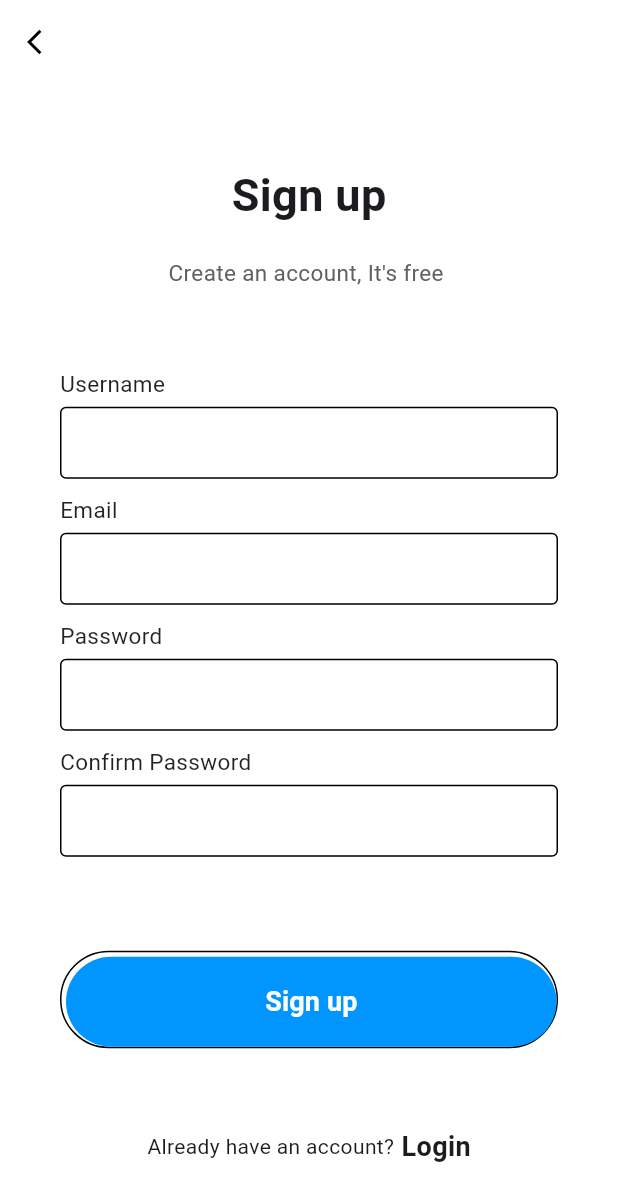
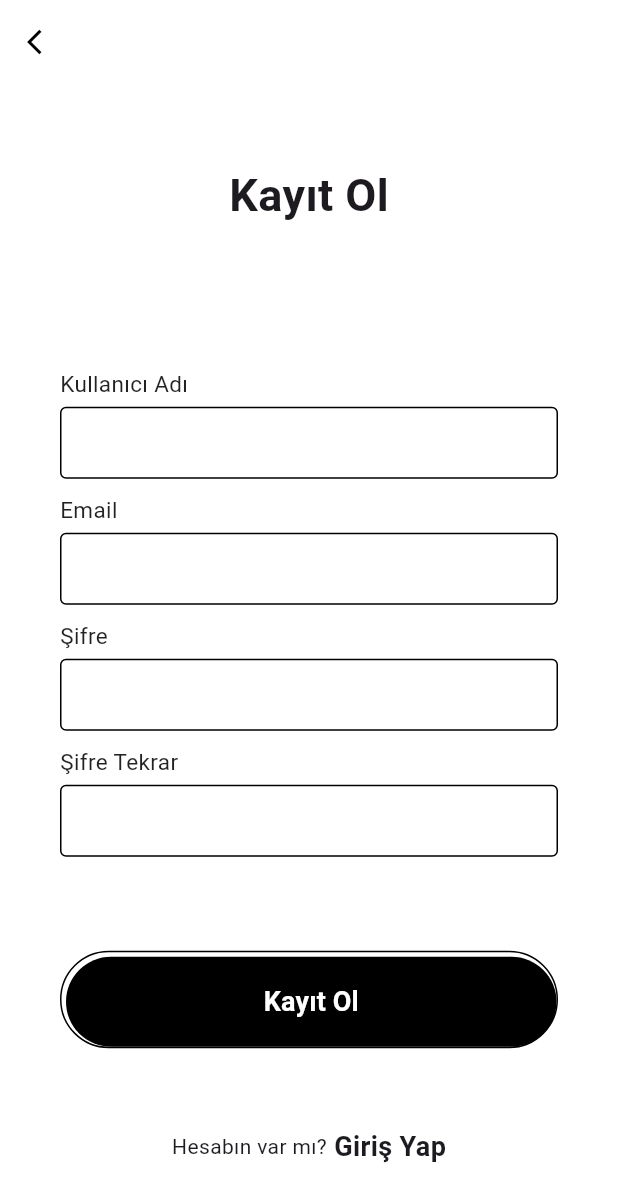
Before and after one commit to ssudenurr/trip_planner, a Flutter app: the screen it shows after launch, after a tap on "Kayıt Ol", on a phone screen of 412 x 824 dp. Shown: the top 1202 px of the screen. Run offline on Flutter 3.47's test engine with Material 3 defaults, Android fonts, the phone set to English and light mode, and no system bars.

Commit message:
const problem
fixed the problems

```diff
--- a/lib/main.dart
+++ b/lib/main.dart
@@ -1,4 +1,4 @@
-import 'dart:ui';
+
 
 import 'package:flutter/material.dart';
 import 'package:trip_planner/login.dart';
@@ -6,13 +6,15 @@ import 'package:trip_planner/signup.dart';
 
 
 void main() {
-  runApp(MaterialApp(
+  runApp(const MaterialApp(
     debugShowCheckedModeBanner: false,
     home: HomePage(),
   ));
 }
 
 class HomePage extends StatelessWidget {
+  const HomePage({super.key});
+
   @override
   Widget build(BuildContext context) {
     return Scaffold(
@@ -20,7 +22,7 @@ class HomePage extends StatelessWidget {
         child: Container(
           width: double.infinity,
           height: MediaQuery.of(context).size.height,
-          padding: EdgeInsets.symmetric(horizontal: 30, vertical: 50),
+          padding: const EdgeInsets.symmetric(horizontal: 30, vertical: 50),
           child: Column(
             mainAxisAlignment: MainAxisAlignment.spaceBetween,
             crossAxisAlignment: CrossAxisAlignment.center,
@@ -34,7 +36,7 @@ class HomePage extends StatelessWidget {
                       fontSize: 38,
                     ),
                   ),
-                  SizedBox(
+                  const SizedBox(
                     height: 20,
                   ),
                   Text(
@@ -49,7 +51,7 @@ class HomePage extends StatelessWidget {
               ),
               Container(
                 // Arka plan resmi için DecorationImage kullanılıyor
-                decoration: BoxDecoration(
+                decoration: const BoxDecoration(
                   image: DecorationImage(
                     // AssetImage ile resmin yolunu belirtildi
                     image: AssetImage('assets\background.png'),
@@ -69,19 +71,19 @@ class HomePage extends StatelessWidget {
                       Navigator.push(context,
                           MaterialPageRoute(builder: (context) => LoginPage()));
                     },
-                    color: Color.fromARGB(255, 228, 224, 224),
+                    color: const Color.fromARGB(255, 228, 224, 224),
                     // Butonun şekli
                     shape: RoundedRectangleBorder(
-                        side: BorderSide(color: Color.fromARGB(255, 228, 224, 224)),
+                        side: const BorderSide(color: Color.fromARGB(255, 228, 224, 224)),
                         borderRadius: BorderRadius.circular(50)),
-                    child: Text(
+                    child: const Text(
                       "Giriş Yap",
                       style:
                           TextStyle(fontWeight: FontWeight.w800, fontSize: 18),
                     ),
                   ),
                   // Kayıt Ol butonu
-                  SizedBox(height: 20),
+                  const SizedBox(height: 20),
                   MaterialButton(
                     minWidth: double.infinity,
                     height: 60,
@@ -89,10 +91,10 @@ class HomePage extends StatelessWidget {
                       Navigator.push(context,
                           MaterialPageRoute(builder: (context) => SignupPage()));
                     },
-                    color: Color.fromARGB(255, 0, 0, 0),
+                    color: const Color.fromARGB(255, 0, 0, 0),
                     shape: RoundedRectangleBorder(
                         borderRadius: BorderRadius.circular(50)),
-                    child: Text(
+                    child: const Text(
                       "Kayıt Ol",
                       style: TextStyle(
                           color: Colors.white,
--- a/lib/signup.dart
+++ b/lib/signup.dart
@@ -1,6 +1,8 @@
 import 'package:flutter/material.dart';
 
 class SignupPage extends StatelessWidget {
+  const SignupPage({super.key});
+
   @override
   Widget build(BuildContext context) {
     return Scaffold(
@@ -14,7 +16,7 @@ class SignupPage extends StatelessWidget {
           onPressed: () {
             Navigator.pop(context);
           },
-          icon: Icon(Icons.arrow_back_ios,
+          icon: const Icon(Icons.arrow_back_ios,
             size: 20,
             color: Colors.black,),
 
@@ -23,7 +25,7 @@ class SignupPage extends StatelessWidget {
       ),
       body: SingleChildScrollView(
         child: Container(
-          padding: EdgeInsets.symmetric(horizontal: 40),
+          padding: const EdgeInsets.symmetric(horizontal: 40),
           height: MediaQuery.of(context).size.height - 50,
           width: double.infinity,
           child: Column(
@@ -31,14 +33,14 @@ class SignupPage extends StatelessWidget {
             children: <Widget>[
               Column(
                 children: <Widget>[
-                  Text("Sign up",
+                  const Text("Kayıt Ol",
                   style: TextStyle(
                     fontSize: 30,
                     fontWeight: FontWeight.bold,
 
                   ),),
-                  SizedBox(height: 20,),
-                  Text("Create an account, It's free ",
+                  const SizedBox(height: 20,),
+                  Text("",
                     style: TextStyle(
                         fontSize: 15,
                         color:Colors.grey[700]),)
@@ -48,18 +50,18 @@ class SignupPage extends StatelessWidget {
               ),
               Column(
                 children: <Widget>[
-                  inputFile(label: "Username"),
+                  inputFile(label: "Kullanıcı Adı"),
                   inputFile(label: "Email"),
-                  inputFile(label: "Password", obscureText: true),
-                  inputFile(label: "Confirm Password ", obscureText: true),
+                  inputFile(label: "Şifre", obscureText: true),
+                  inputFile(label: "Şifre Tekrar ", obscureText: true),
                 ],
               ),
               Container(
-                padding: EdgeInsets.only(top: 3, left: 3),
+                padding: const EdgeInsets.only(top: 3, left: 3),
                 decoration:
                 BoxDecoration(
                     borderRadius: BorderRadius.circular(50),
-                    border: Border(
+                    border: const Border(
                       bottom: BorderSide(color: Colors.black),
                       top: BorderSide(color: Colors.black),
                       left: BorderSide(color: Colors.black),
@@ -74,14 +76,14 @@ class SignupPage extends StatelessWidget {
                   minWidth: double.infinity,
                   height: 60,
                   onPressed: () {},
-                  color: Color(0xff0095FF),
+                  color: const Color.fromARGB(255, 0, 0, 0),
                   elevation: 0,
                   shape: RoundedRectangleBorder(
                     borderRadius: BorderRadius.circular(50),
 
                   ),
-                  child: Text(
-                    "Sign up", style: TextStyle(
+                  child: const Text(
+                    "Kayıt Ol", style: TextStyle(
                     fontWeight: FontWeight.w600,
                     fontSize: 18,
                     color: Colors.white,
@@ -94,11 +96,11 @@ class SignupPage extends StatelessWidget {
 
 
               ),
-              Row(
+             const Row(
                 mainAxisAlignment: MainAxisAlignment.center,
                 children: <Widget>[
-                  Text("Already have an account?"),
-                  Text(" Login", style:TextStyle(
+                  Text("Hesabın var mı?"),
+                  Text(" Giriş Yap", style:TextStyle(
                       fontWeight: FontWeight.w600,
                       fontSize: 18
                   ),
@@ -131,19 +133,19 @@ Widget inputFile({label, obscureText = false})
     children: <Widget>[
       Text(
         label,
-        style: TextStyle(
+        style: const TextStyle(
             fontSize: 15,
             fontWeight: FontWeight.w400,
             color:Colors.black87
         ),
 
       ),
-      SizedBox(
+      const SizedBox(
         height: 5,
       ),
       TextField(
         obscureText: obscureText,
-        decoration: InputDecoration(
+        decoration:const InputDecoration(
             contentPadding: EdgeInsets.symmetric(vertical: 0,
                 horizontal: 10),
             enabledBorder: OutlineInputBorder(
@@ -157,7 +159,7 @@ Widget inputFile({label, obscureText = false})
             )
         ),
       ),
-      SizedBox(height: 10,)
+      const SizedBox(height: 10,)
     ],
   );
 }
```
Also changed, not shown: lib/login.dart (+20 -18 lines).
